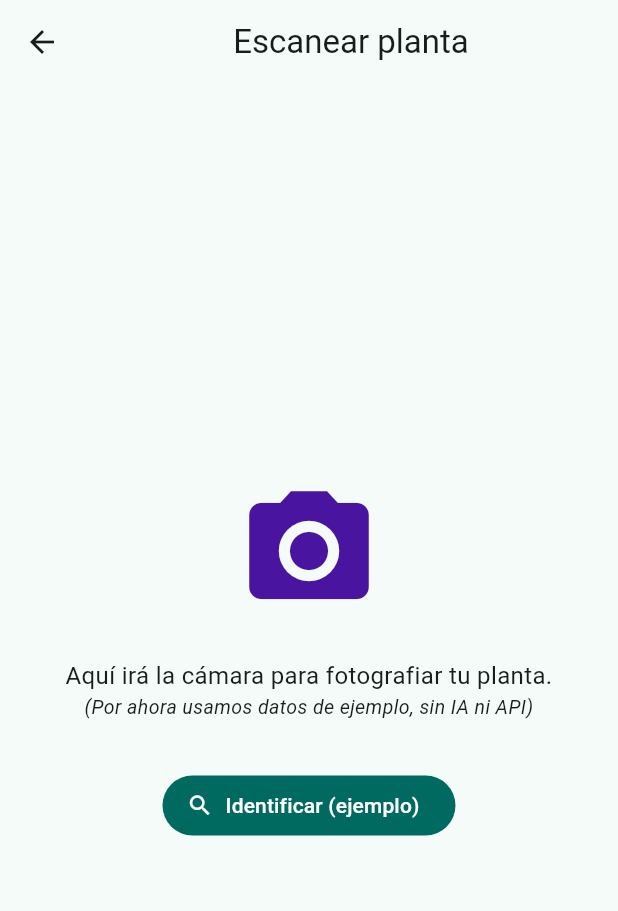
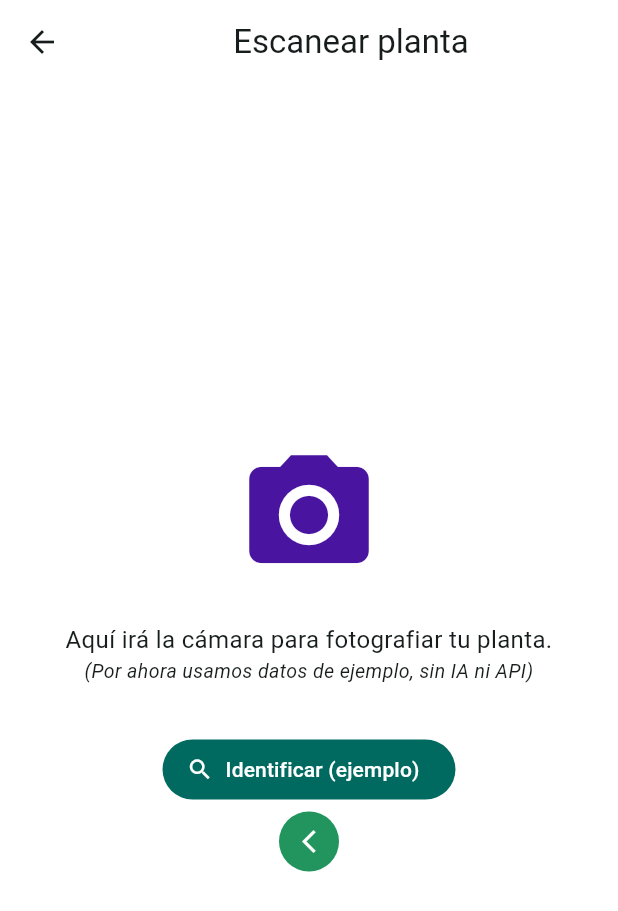
Before and after one commit to MoDz7Dev/Cultiva-Plus, a Flutter app: the ScanScreen screen opened directly, on a phone screen of 412 x 824 dp. Shown: the top 911 px of the screen. Run offline on Flutter 3.47's test engine with Material 3 defaults, Android fonts, the phone set to English and light mode, and no system bars.

Commit message:
Creacion de Widgets Personalizados

```diff
--- a/lib/presentation/screens/scan_screen.dart
+++ b/lib/presentation/screens/scan_screen.dart
@@ -1,4 +1,5 @@
 import 'package:cultiva_plus/presentation/screens/info_plant.dart';
+import 'package:cultiva_plus/presentation/widgets/button_common.dart';
 //import 'package:cultiva_plus/presentation/screens/planta_detail_screen.dart';
 //Inicio
 import 'package:flutter/material.dart';
@@ -11,7 +12,9 @@ class ScanScreen extends StatelessWidget {
     return Scaffold(
       appBar: AppBar(
         title: const Center(child: Text('Escanear planta')),
+        backgroundColor: Colors.white,
       ),
+      backgroundColor: Colors.white,
       body: Center(
         child: Padding(
           padding: const EdgeInsets.all(24),
@@ -41,6 +44,7 @@ class ScanScreen extends StatelessWidget {
                 icon: const Icon(Icons.search),
                 label: const Text('Identificar (ejemplo)'),
               ),
+              CustomButton(icon: Icons.arrow_back_ios_new, onPressed: () => Navigator.pop(context))
             ],
           ),
         ),
--- /dev/null
+++ b/lib/presentation/widgets/button_common.dart
@@ -0,0 +1,24 @@
+import 'package:flutter/material.dart';
+
+class CustomButton extends StatelessWidget {
+  const CustomButton({
+    super.key,
+    required this.icon,
+    required this.onPressed
+  });
+
+  final IconData icon;
+  final VoidCallback onPressed;
+
+  @override
+  Widget build(BuildContext context) {
+    return IconButton(
+      onPressed: onPressed,
+      icon: Icon(icon, color: Colors.white, size: 18),
+      style: IconButton.styleFrom(
+        backgroundColor: Color(0xFF21955D),
+        shape: const CircleBorder(),
+      ),
+    );
+  }
+}
```
